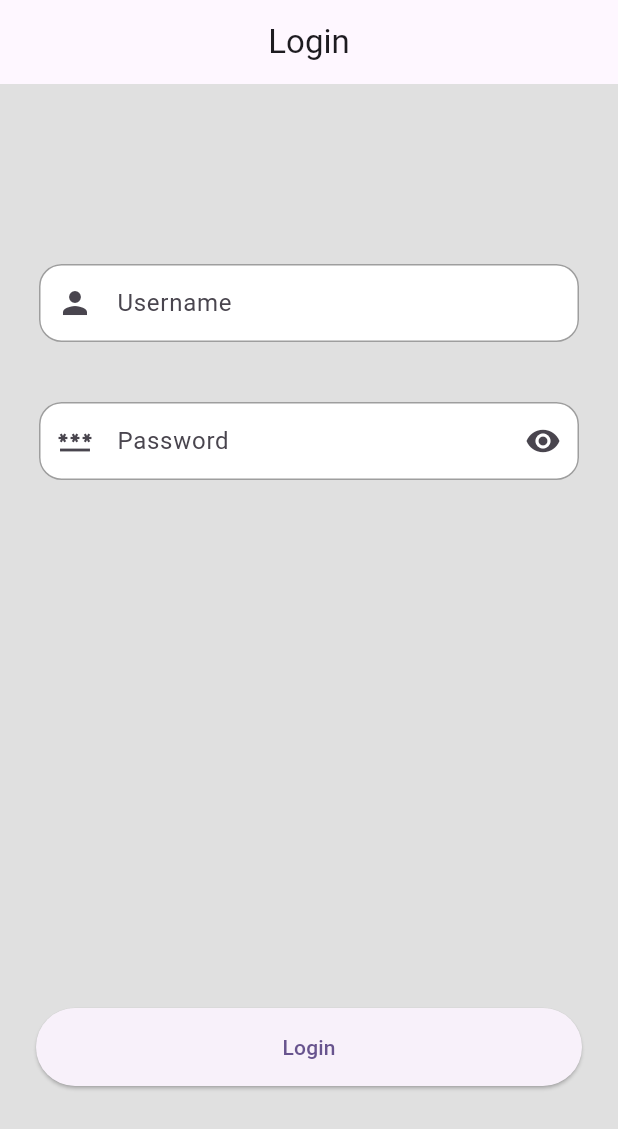
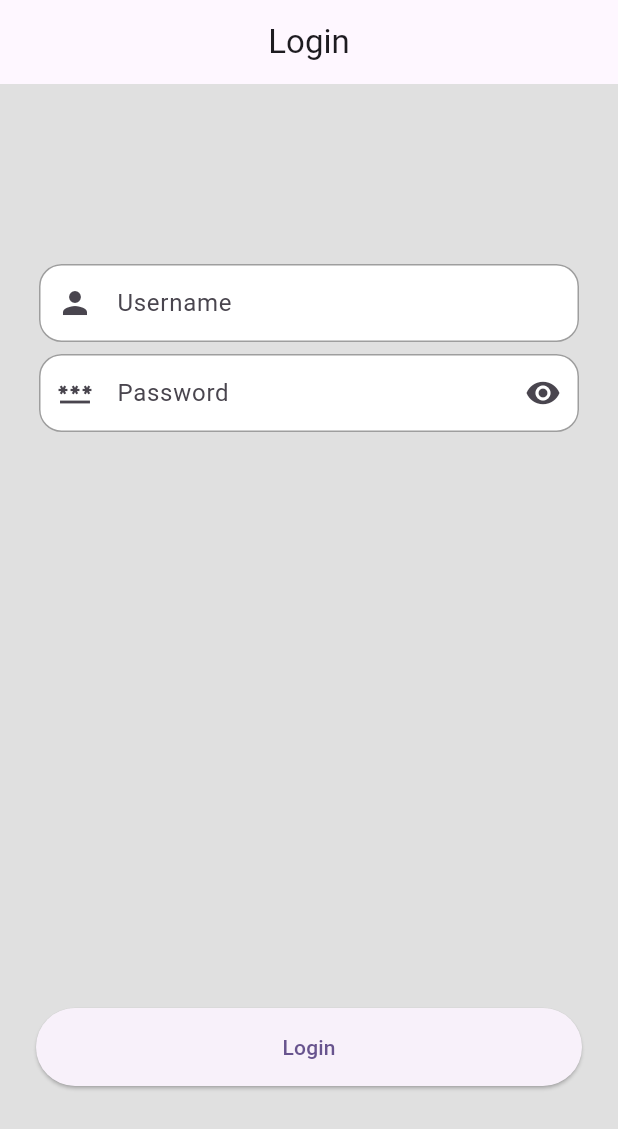
Before and after one commit to isiisiisi/MAD3-Submission-1--Isidro-Masong-Riconalla, a Flutter app: the screen it shows after launch, on a phone screen of 412 x 824 dp. Shown: the top 1129 px of the screen. Run offline on Flutter 3.47's test engine with Material 3 defaults, Android fonts, the phone set to English and light mode, and no system bars; our stand-ins replace flutter_secure_storage, flutter_spinkit, form_field_validator, get_it, go_router.

Commit message:
fixed the error

```diff
--- a/lib/src/controllers/auth_controller.dart
+++ b/lib/src/controllers/auth_controller.dart
@@ -56,7 +56,7 @@ class AuthController with ChangeNotifier {
 
 
 class SimulatedAPI {
-  Map<String, String> users = {"testUser": "12345678ABCabc!"};
+  Map<String, String> users = {"Glaiza": "IML1234imr678!"};
 
   Future<bool> login(String userName, String password) async {
     await Future.delayed(const Duration(seconds: 4));
--- a/lib/src/screens/auth/login.screen.dart
+++ b/lib/src/screens/auth/login.screen.dart
@@ -68,7 +68,7 @@ class _LoginScreenState extends State<LoginScreen> {
             child: Column(
               mainAxisSize: MainAxisSize.min,
               children: [
-                Flexible(
+                 Flexible(
                   child: TextFormField(
                     decoration: decoration.copyWith(
                         labelText: "Username",
@@ -90,7 +90,7 @@ class _LoginScreenState extends State<LoginScreen> {
                   ),
                 ),
                 const SizedBox(
-                  height: 40,
+                  height: 8,
                 ),
                 Flexible(
                   child: TextFormField(
@@ -123,7 +123,7 @@ class _LoginScreenState extends State<LoginScreen> {
                       MaxLengthValidator(128,
                           errorText: "Password cannot exceed 72 characters"),
                       PatternValidator(
-                          r"^(?=.*[a-z])(?=.*[A-Z])(?=.*\d)(?=.*[@#$%^&*()_+?\-=[\]{};':,.<>]).*$",
+                          r"^(?=.*[a-z])(?=.*[A-Z])(?=.*\d)(?=.*[!@#$%^&*()_+?\-=[\]{};':,.<>]).*$",
                           errorText:
                               'Password must contain at least one symbol, one uppercase letter, one lowercase letter, and one number.')
                     ]).call,
@@ -136,6 +136,7 @@ class _LoginScreenState extends State<LoginScreen> {
       ),
     );
   }
+
 
   onSubmit() {
     if (formKey.currentState?.validate() ?? false) {
```
